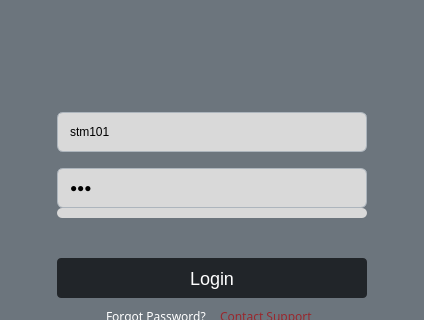
Old version of the form loginwindow.ui in the repository Likithanaidu07/qt; both pictures show x 0 to 424 and y 129 to 449 of the 424 by 665 pixel window.
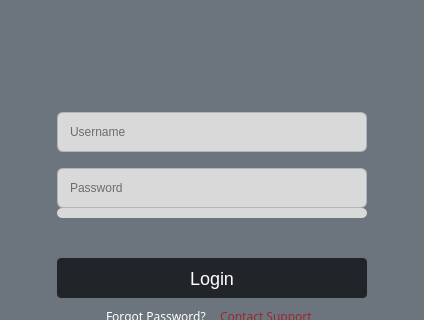
New version of the form.

What changed in the file:
```diff
--- a/loginwindow.ui
+++ b/loginwindow.ui
@@ -267,7 +267,7 @@
 }</string>
      </property>
      <property name="text">
-      <string>stm101</string>
+      <string/>
      </property>
      <property name="placeholderText">
       <string>Username</string>
@@ -456,7 +456,7 @@
 }</string>
      </property>
      <property name="text">
-      <string>123</string>
+      <string/>
      </property>
      <property name="echoMode">
       <enum>QLineEdit::Password</enum>
```
Left out of the diff: 3 changed lines with no effect on the pictures.
